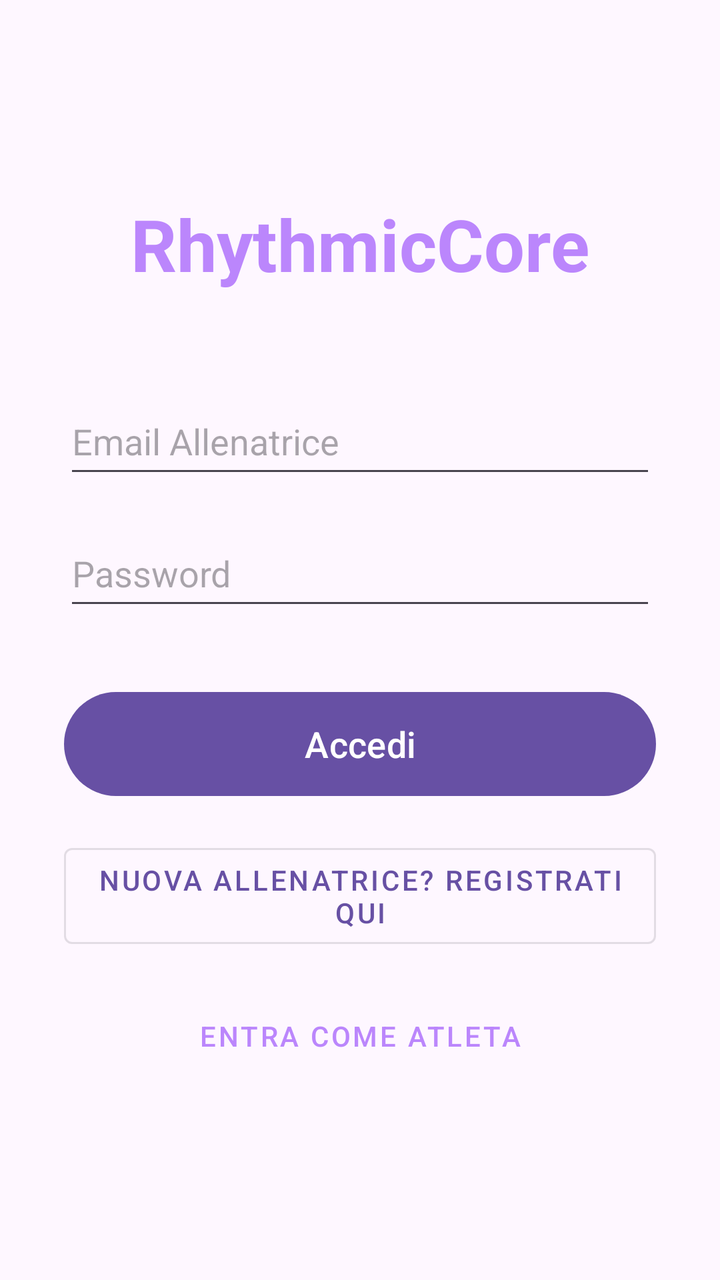
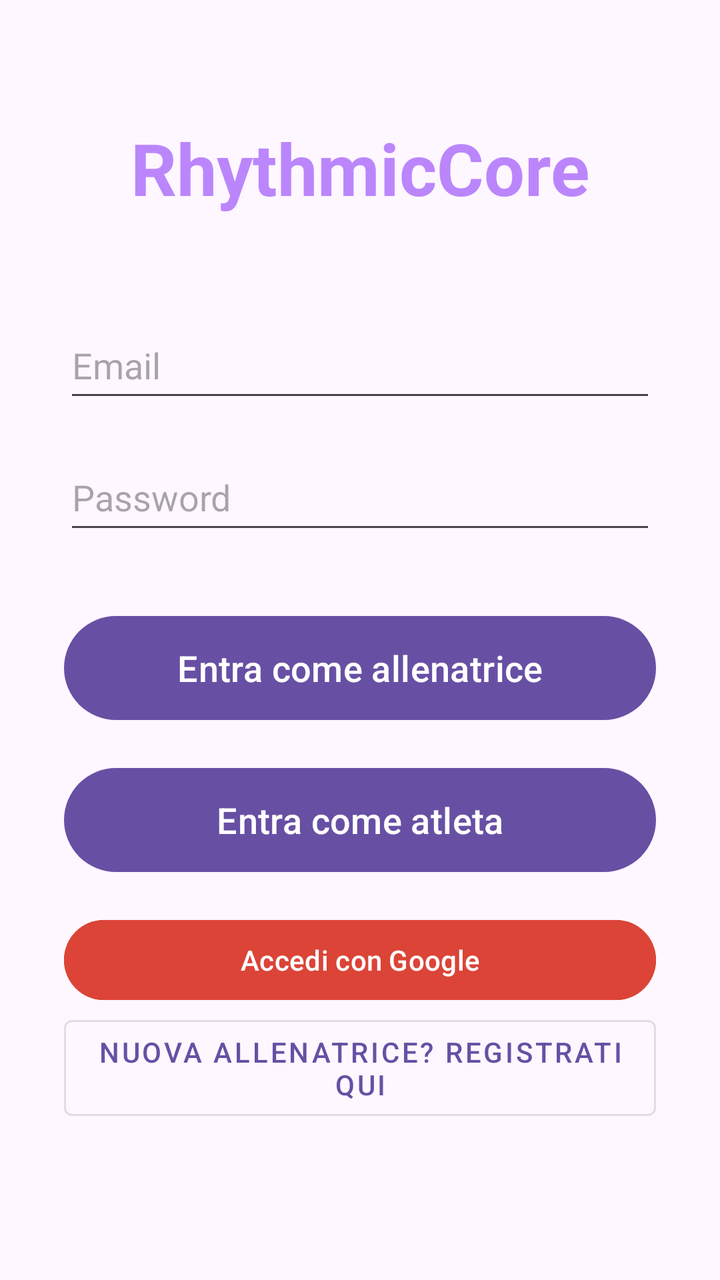

Two renders of the same Android screen: before a commit and after it. Below are the layout's source before the change and the commit's diff.
<!-- AndroidManifest.xml: application theme Theme.GinnasticaRitmica -->
<!-- res/layout/fragment_login.xml -->
<?xml version="1.0" encoding="utf-8"?>
<layout xmlns:android="http://schemas.android.com/apk/res/android"
    xmlns:tools="http://schemas.android.com/tools">

    <LinearLayout
        android:layout_width="match_parent"
        android:layout_height="match_parent"
        android:orientation="vertical"
        android:gravity="center"
        android:padding="32dp"
        android:background="?android:attr/colorBackground"
        tools:context=".LoginFragment">

        <TextView
            android:layout_width="wrap_content"
            android:layout_height="wrap_content"
            android:text="RhythmicCore"
            android:textSize="36sp"
            android:textStyle="bold"
            android:textColor="#BB86FC"
            android:layout_marginBottom="48dp" />

        <EditText
            android:id="@+id/emailInput"
            android:layout_width="match_parent"
            android:layout_height="50dp"
            android:hint="Email Allenatrice"
            android:inputType="textEmailAddress"
            android:layout_marginBottom="16dp"/>

        <EditText
            android:id="@+id/passwordInput"
            android:layout_width="match_parent"
            android:layout_height="50dp"
            android:hint="Password"
            android:inputType="textPassword"
            android:layout_marginBottom="32dp"/>

        <Button
            android:id="@+id/btnAccedi"
            android:layout_width="match_parent"
            android:layout_height="60dp"
            android:text="Accedi"
            android:textSize="18sp"
            android:layout_marginBottom="16dp" />

        <Button
            android:id="@+id/btnRegistrati"
            style="@style/Widget.MaterialComponents.Button.OutlinedButton"
            android:layout_width="match_parent"
            android:layout_height="60dp"
            android:text="Nuova Allenatrice? Registrati qui"
            android:layout_marginBottom="16dp" />

        <Button
            android:id="@+id/btnAthlete"
            style="@style/Widget.MaterialComponents.Button.TextButton"
            android:layout_width="match_parent"
            android:layout_height="wrap_content"
            android:text="Entra come Atleta"
            android:textColor="#BB86FC" />

    </LinearLayout>
</layout>
<!-- resources referenced by this layout -->
<resources>
  <style name="Theme.GinnasticaRitmica" parent="Base.Theme.GinnasticaRitmica" />
  <style name="Base.Theme.GinnasticaRitmica" parent="Theme.Material3.DayNight.NoActionBar">
          
          
      </style>
</resources>

<!-- the commit's change to res/layout/fragment_login.xml (unified diff, before → after) -->
@@ -24,7 +24,7 @@
             android:id="@+id/emailInput"
             android:layout_width="match_parent"
             android:layout_height="50dp"
-            android:hint="Email Allenatrice"
+            android:hint="Email "
             android:inputType="textEmailAddress"
             android:layout_marginBottom="16dp"/>
 
@@ -37,12 +37,29 @@
             android:layout_marginBottom="32dp"/>
 
         <Button
-            android:id="@+id/btnAccedi"
+            android:id="@+id/btnAccediCoach"
             android:layout_width="match_parent"
             android:layout_height="60dp"
-            android:text="Accedi"
+            android:text="Entra come allenatrice"
             android:textSize="18sp"
             android:layout_marginBottom="16dp" />
+
+
+
+        <Button
+            android:id="@+id/btnAccediAtleta"
+            android:layout_width="match_parent"
+            android:layout_height="60dp"
+            android:text="Entra come atleta"
+            android:textSize="18sp"
+            android:layout_marginBottom="16dp" />
+
+        <Button
+            android:id="@+id/btnGoogle"
+            android:layout_width="match_parent"
+            android:layout_height="wrap_content"
+            android:text="Accedi con Google"
+            android:backgroundTint="#DB4437" />
 
         <Button
             android:id="@+id/btnRegistrati"
@@ -52,13 +69,7 @@
             android:text="Nuova Allenatrice? Registrati qui"
             android:layout_marginBottom="16dp" />
 
-        <Button
-            android:id="@+id/btnAthlete"
-            style="@style/Widget.MaterialComponents.Button.TextButton"
-            android:layout_width="match_parent"
-            android:layout_height="wrap_content"
-            android:text="Entra come Atleta"
-            android:textColor="#BB86FC" />
+
 
     </LinearLayout>
 </layout>
